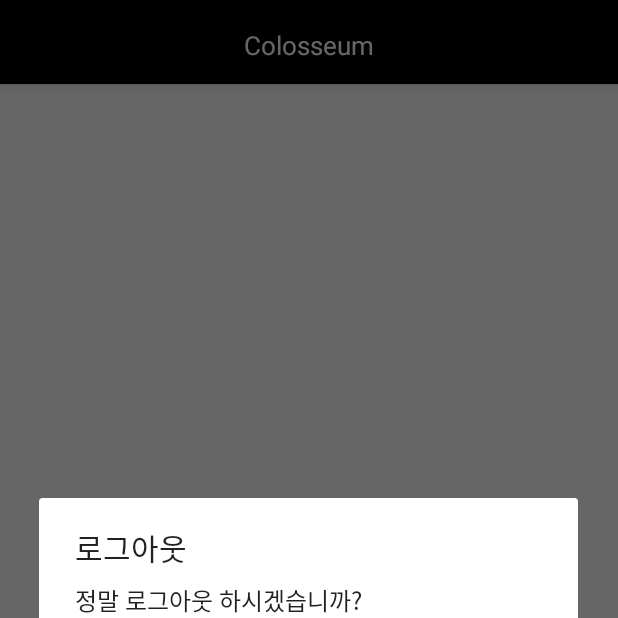
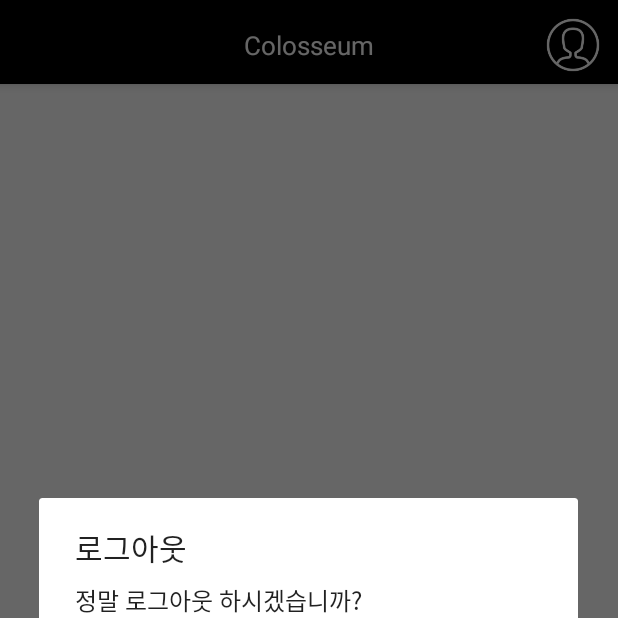
Before and after one commit to spris1513/Colosseum_211024, an Android app: the MainActivity screen opened directly, with no data from a screen before it, after a tap on "로그아웃", on a phone screen of 412 x 824 dp, the top half of it. Run offline under Robolectric (Android 15) with nearby library versions, the phone set to English and light mode, and no system bars; our stand-ins replace data binding; pictures from the network do not load.

Commit message:
프로필 아이콘 커스텀 액션바에 배치  - 메인에서만 보이고, 그 외에는 숨김

```diff
--- a/app/src/main/java/com/neppplus/colosseum_211024/BaseActivity.kt
+++ b/app/src/main/java/com/neppplus/colosseum_211024/BaseActivity.kt
@@ -12,6 +12,7 @@ abstract class BaseActivity : AppCompatActivity() {
     val mContext = this
 
     lateinit var backBtn : ImageView
+    lateinit var profileBtn : ImageView
 
     abstract fun setupEvents()
     abstract fun setValues()
@@ -32,6 +33,12 @@ abstract class BaseActivity : AppCompatActivity() {
 
 
         backBtn = defActionBar.customView.findViewById(R.id.backBtn)
+        profileBtn = defActionBar.customView.findViewById(R.id.profileBtn)
+
+        profileBtn.setOnClickListener {
+            //향후 작성 : 프로필 화면으로 진입
+
+        }
         backBtn.setOnClickListener {
 
             // 모든 화면에 백버튼은 기능이 동일
--- a/app/src/main/java/com/neppplus/colosseum_211024/MainActivity.kt
+++ b/app/src/main/java/com/neppplus/colosseum_211024/MainActivity.kt
@@ -85,6 +85,7 @@ class MainActivity : BaseActivity() {
 
 //        부모 클래스인 BaseActivity가 backBtn를 숨김처리.
         backBtn.visibility = View.GONE
+        profileBtn.visibility = View.VISIBLE
 
 
     }
--- a/app/src/main/res/layout/my_custom_action_bar.xml
+++ b/app/src/main/res/layout/my_custom_action_bar.xml
@@ -21,4 +21,14 @@
         android:layout_gravity="center_vertical"
         android:src="@drawable/back_arrow_icon"/>
 
+    <ImageView
+        android:id="@+id/profileBtn"
+        android:layout_width="40dp"
+        android:layout_height="40dp"
+        android:src="@drawable/profile_icon"
+        android:layout_gravity="right|center_vertical"
+        android:visibility="gone"
+        android:layout_marginRight="10dp"/>
+
+
 </FrameLayout>
```
Also changed, not shown: app/src/main/res/drawable/profile_icon.png (added).
